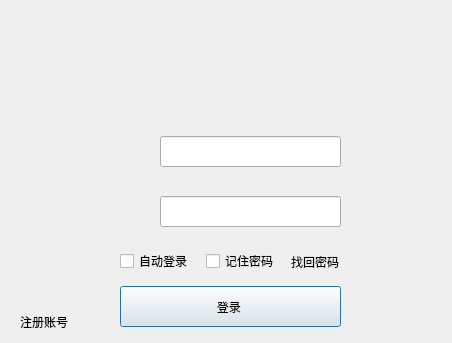
Qt form qdlglogin.ui (WangQuanLiu/WeCloud) before a commit.
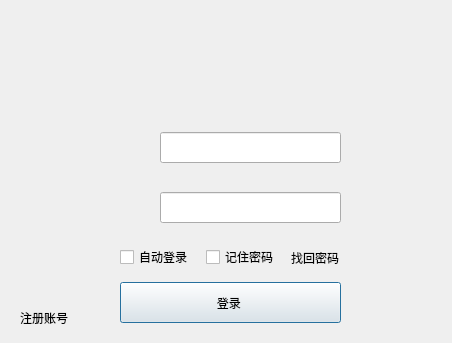
The same form after that commit.

```diff
--- a/qdlglogin.ui
+++ b/qdlglogin.ui
@@ -210,6 +210,12 @@
       </item>
       <item>
        <widget class="QLabel" name="labelAccountPicture">
+        <property name="sizePolicy">
+         <sizepolicy hsizetype="Preferred" vsizetype="Preferred">
+          <horstretch>0</horstretch>
+          <verstretch>0</verstretch>
+         </sizepolicy>
+        </property>
         <property name="minimumSize">
          <size>
           <width>80</width>
@@ -219,7 +225,7 @@
         <property name="maximumSize">
          <size>
           <width>80</width>
-          <height>90</height>
+          <height>80</height>
          </size>
         </property>
         <property name="styleSheet">
```
Left out of the diff: 2 changed lines with no effect on the pictures.
